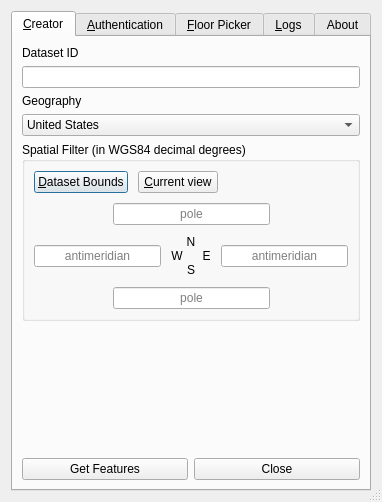
Qt form src/ui/azure_maps_plugin_dialog_base.ui (Azure/Azure-Maps-plugin-for-QGIS) before a commit.
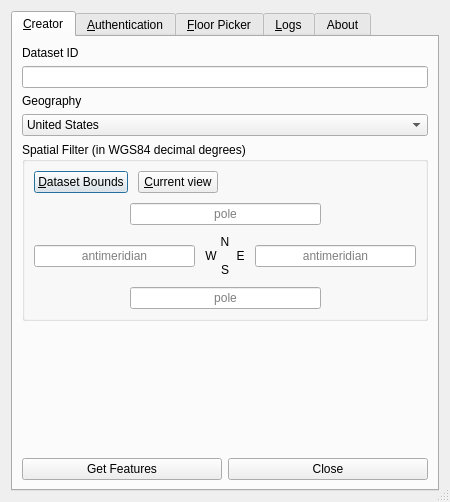
The same form after that commit. Icons and pictures are not drawn. Custom widgets are drawn as their Qt base class.

```diff
--- a/src/ui/azure_maps_plugin_dialog_base.ui
+++ b/src/ui/azure_maps_plugin_dialog_base.ui
@@ -6,8 +6,8 @@
    <rect>
     <x>0</x>
     <y>0</y>
-    <width>378</width>
-    <height>498</height>
+    <width>450</width>
+    <height>500</height>
    </rect>
   </property>
   <property name="sizePolicy">
```
